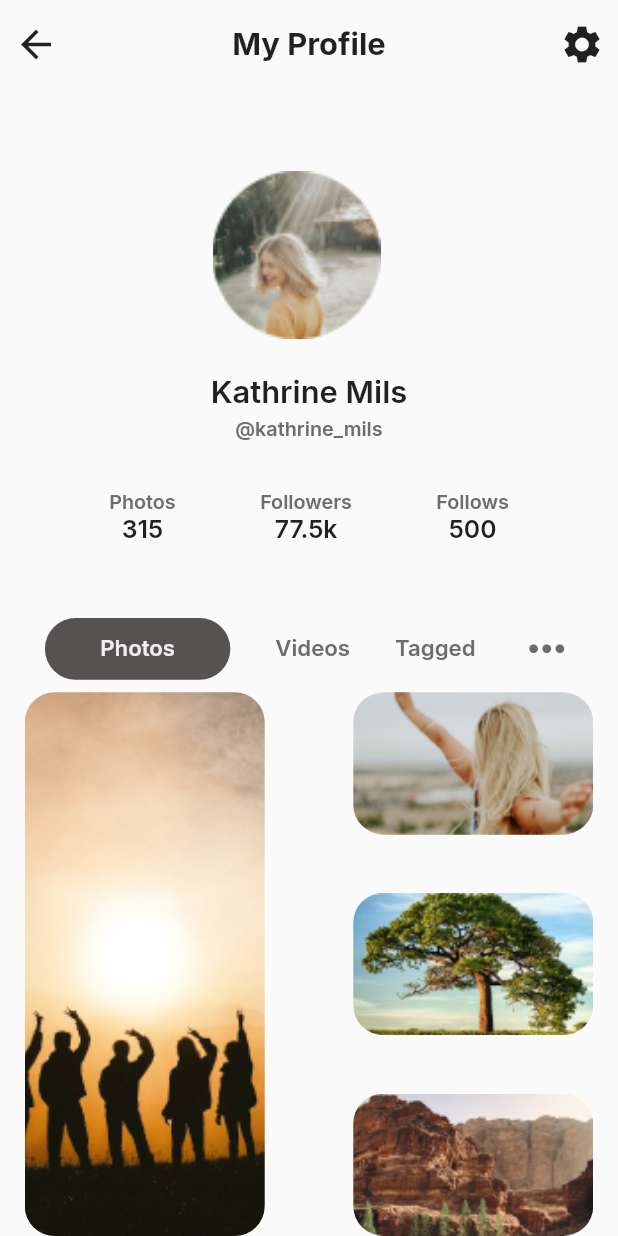
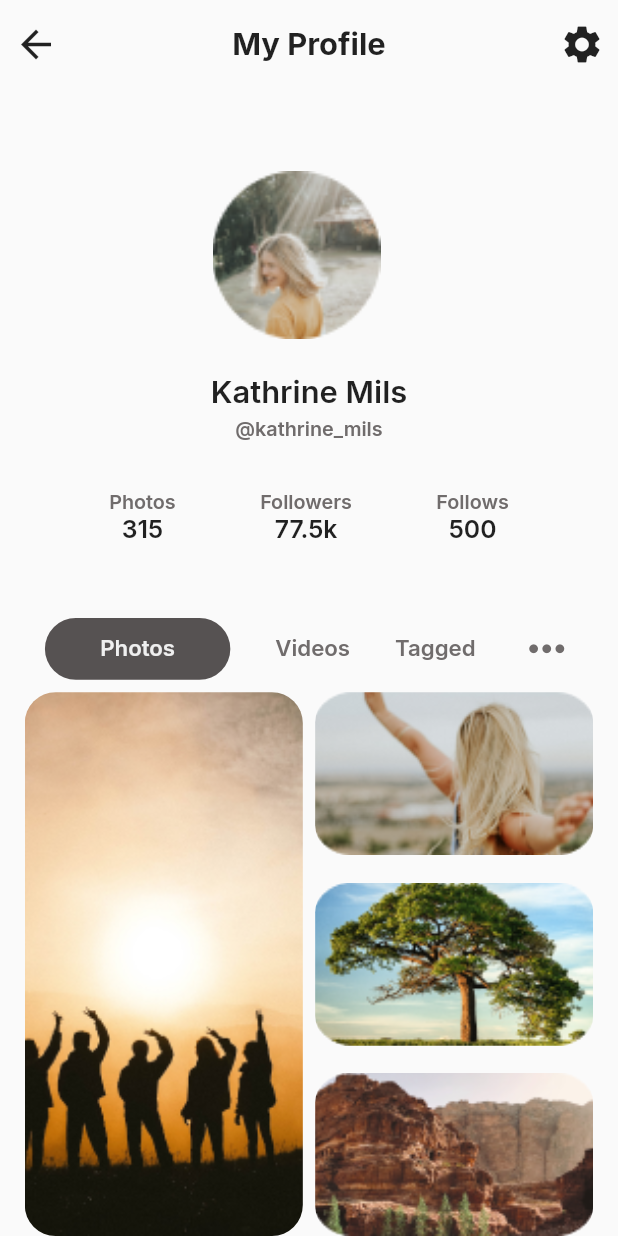
Before and after one commit to zeeshan564/flutter-interns-summers-23, a Flutter app: the FIA2ZeeshanProfileScreen screen opened directly, on a phone screen of 412 x 824 dp. Run offline on Flutter 3.47's test engine with Material 2 defaults, Android fonts, the phone set to English and light mode, and no system bars; our stand-ins replace flutter_svg, google_fonts.

Commit message:
Resolved Issues

```diff
--- a/lib/assesments/assessment_2/zeeshan/screens/fi_a2_zeeshan_add_screen.dart
+++ b/lib/assesments/assessment_2/zeeshan/screens/fi_a2_zeeshan_add_screen.dart
@@ -1,8 +1,8 @@
 import 'package:flutter/material.dart';
-import 'package:flutter_interns/assesments/assessment_2/zeeshan/utils/constants.dart';
+import 'package:flutter_interns/assesments/assessment_2/zeeshan/utils/fi_a2_zeeshan_constants.dart';
 
 class FIA2ZeeshanAddScreen extends StatelessWidget {
-    const FIA2ZeeshanAddScreen({ super.key });
+  const FIA2ZeeshanAddScreen({super.key});
 
   @override
   Widget build(BuildContext context) {
--- a/lib/assesments/assessment_2/zeeshan/screens/fi_a2_zeeshan_chat_screen.dart
+++ b/lib/assesments/assessment_2/zeeshan/screens/fi_a2_zeeshan_chat_screen.dart
@@ -1,5 +1,5 @@
 import 'package:flutter/material.dart';
-import 'package:flutter_interns/assesments/assessment_2/zeeshan/utils/constants.dart';
+import 'package:flutter_interns/assesments/assessment_2/zeeshan/utils/fi_a2_zeeshan_constants.dart';
 
 class FIA2ZeeshanChatScreen extends StatelessWidget {
   const FIA2ZeeshanChatScreen({super.key});
--- a/lib/assesments/assessment_2/zeeshan/screens/fi_a2_zeeshan_more_screen.dart
+++ b/lib/assesments/assessment_2/zeeshan/screens/fi_a2_zeeshan_more_screen.dart
@@ -1,5 +1,5 @@
 import 'package:flutter/material.dart';
-import 'package:flutter_interns/assesments/assessment_2/zeeshan/utils/constants.dart';
+import 'package:flutter_interns/assesments/assessment_2/zeeshan/utils/fi_a2_zeeshan_constants.dart';
 
 class FIA2ZeeshanMoreScreen extends StatelessWidget {
   const FIA2ZeeshanMoreScreen({super.key});
--- a/lib/assesments/assessment_2/zeeshan/screens/fi_a2_zeeshan_notification_screen.dart
+++ b/lib/assesments/assessment_2/zeeshan/screens/fi_a2_zeeshan_notification_screen.dart
@@ -1,5 +1,5 @@
 import 'package:flutter/material.dart';
-import 'package:flutter_interns/assesments/assessment_2/zeeshan/utils/constants.dart';
+import 'package:flutter_interns/assesments/assessment_2/zeeshan/utils/fi_a2_zeeshan_constants.dart';
 
 class FIA2ZeeshanNotificationScreen extends StatelessWidget {
   const FIA2ZeeshanNotificationScreen({super.key});
--- a/lib/assesments/assessment_2/zeeshan/screens/fi_a2_zeeshan_profile_screen.dart
+++ b/lib/assesments/assessment_2/zeeshan/screens/fi_a2_zeeshan_profile_screen.dart
@@ -1,7 +1,8 @@
 import 'package:flutter/material.dart';
 import 'package:flutter_interns/assesments/assessment_2/zeeshan/screens/fi_a2_zeeshan_more_screen.dart';
 import 'package:flutter_interns/assesments/assessment_2/zeeshan/screens/fi_a2_zeeshan_setting_screen.dart';
-import 'package:flutter_interns/assesments/assessment_2/zeeshan/utils/constants.dart';
+import 'package:flutter_interns/assesments/assessment_2/zeeshan/utils/fi_a2_zeeshan_constants.dart';
+import 'package:flutter_interns/assesments/assessment_2/zeeshan/utils/fi_a2_zeeshan_nav_functions.dart';
 import 'package:flutter_interns/assesments/assessment_2/zeeshan/widgets/design/fi_a2_zeeshan_profile_container.dart';
 
 class FIA2ZeeshanProfileScreen extends StatefulWidget {
@@ -15,81 +16,26 @@ class FIA2ZeeshanProfileScreen extends StatefulWidget {
 class _FIA2ZeeshanProfileScreenState extends State<FIA2ZeeshanProfileScreen> {
   @override
   void initState() {
-    selectedTab = {'Photos': photoTab(context)};
     super.initState();
+    selectedTab = {'Photos': const PhotoTab()};
   }
-
-  Widget photoTab(BuildContext context) => Container(
-      alignment: Alignment.center,
-      child: Row(
-        mainAxisAlignment: MainAxisAlignment.spaceBetween,
-        children: [
-          Container(
-            width: 160,
-            decoration: BoxDecoration(
-                borderRadius: BorderRadius.circular(20),
-                image: const DecorationImage(
-                    image: AssetImage('assets/fi-a2-zeeshan-photo1.png'),
-                    fit: BoxFit.cover)),
-          ),
-          Column(
-            mainAxisAlignment: MainAxisAlignment.spaceBetween,
-            children: [
-              for (int i = 2; i < 5; i++)
-                Container(
-                  height: 95,
-                  width: 160,
-                  decoration: BoxDecoration(
-                      borderRadius: BorderRadius.circular(20),
-                      image: DecorationImage(
-                          image: AssetImage('assets/fi-a2-zeeshan-photo$i.png'),
-                          fit: BoxFit.cover)),
-                ),
-            ],
-          )
-        ],
-      ));
-
-  Widget videoTab(BuildContext context) => Container(
-      alignment: Alignment.center,
-      child: Text(
-        'Video Tab',
-        style: TextStyle(
-          fontFamily: fontFamily,
-          fontWeight: FontWeight.w600,
-          fontSize: 15,
-          color: const Color.fromRGBO(112, 108, 108, 0.5),
-        ),
-      ));
-
-  Widget taggedTab(BuildContext context) => Container(
-      alignment: Alignment.center,
-      child: Text(
-        'Tagged Tab',
-        style: TextStyle(
-          fontFamily: fontFamily,
-          fontWeight: FontWeight.w600,
-          fontSize: 15,
-          color: const Color.fromRGBO(112, 108, 108, 0.5),
-        ),
-      ));
 
   Map<String, Widget>? selectedTab;
 
   @override
   Widget build(BuildContext context) {
-    var screen = MediaQuery.of(context).size;
+    final Size screen = MediaQuery.sizeOf(context);
 
-    Map<String, String> stats = {
+    final Map<String, String> stats = {
       'Photos': '315',
       'Followers': '77.5k',
       'Follows': '500'
     };
 
-    Map<String, Widget> tabBarItems = {
-      'Photos': photoTab(context),
-      'Videos': videoTab(context),
-      'Tagged': taggedTab(context),
+    final Map<String, Widget> tabBarItems = {
+      'Photos': const PhotoTab(),
+      'Videos': const VideoTab(),
+      'Tagged': const TaggedTab(),
       'More': const SizedBox(),
     };
 
@@ -103,20 +49,26 @@ class _FIA2ZeeshanProfileScreenState extends State<FIA2ZeeshanProfileScreen> {
                 mainAxisAlignment: MainAxisAlignment.spaceBetween,
                 children: [
                   IconButton(
-                          onPressed: () {
-                            Navigator.pop(context);
-                          },
-                          icon: const Icon(Icons.arrow_back, size: 30)),
-                      Text('My Profile',
+                    onPressed: () => Navigator.pop(context),
+                    icon: const Icon(Icons.arrow_back, size: 30),
+                  ),
+                  Text(
+                    'My Profile',
                     style: TextStyle(
                         fontFamily: fontFamily,
                         fontWeight: FontWeight.w700,
-                              fontSize: screen.height * 0.025)),
+                        fontSize: screen.height * 0.025),
+                  ),
                   IconButton(
-                          onPressed: () => _navigateToNextScreen(
-                              context, const FIA2ZeeshanSettingScreen()),
-                          icon: const Icon(Icons.settings, size: 30))
-                    ])),
+                    onPressed: () => navigateToNextScreen(
+                      context,
+                      const FIA2ZeeshanSettingScreen(),
+                    ),
+                    icon: const Icon(Icons.settings, size: 30),
+                  )
+                ],
+              ),
+            ),
             Expanded(
               flex: 6,
               child: Column(
@@ -125,18 +77,23 @@ class _FIA2ZeeshanProfileScreenState extends State<FIA2ZeeshanProfileScreen> {
                   FIA2ZeeshanProfileContainer(
                       image: 'girl1.png', height: screen.height * 0.15),
                   SizedBox(height: screen.height * 0.02),
-                    Text('Kathrine Mils',
+                  Text(
+                    'Kathrine Mils',
                     style: TextStyle(
                         fontFamily: fontFamily,
                         fontWeight: FontWeight.w600,
-                            fontSize: screen.height * 0.025)),
+                        fontSize: screen.height * 0.025),
+                  ),
                   SizedBox(height: screen.height * 0.005),
-                    Text('@kathrine_mils',
+                  Text(
+                    '@kathrine_mils',
                     style: TextStyle(
                       fontFamily: fontFamily,
                       fontWeight: FontWeight.w600,
                       fontSize: screen.height * 0.016,
-                            color: const Color.fromRGBO(112, 108, 108, 1))),
+                      color: const Color.fromRGBO(112, 108, 108, 1),
+                    ),
+                  ),
                   SizedBox(height: screen.height * 0.04),
                   Padding(
                     padding:
@@ -170,7 +127,8 @@ class _FIA2ZeeshanProfileScreenState extends State<FIA2ZeeshanProfileScreen> {
                     ),
                   )
                 ],
-                )),
+              ),
+            ),
             Expanded(
               flex: 7,
               child: Column(
@@ -180,11 +138,15 @@ class _FIA2ZeeshanProfileScreenState extends State<FIA2ZeeshanProfileScreen> {
                     children: tabBarItems.entries.map((tab) {
                       if (tab.key == 'More') {
                         return GestureDetector(
-                              onTap: () => _navigateToNextScreen(
-                                  context, const FIA2ZeeshanMoreScreen()),
-                              child: const Icon(Icons.more_horiz,
+                          onTap: () => navigateToNextScreen(
+                            context,
+                            const FIA2ZeeshanMoreScreen(),
+                          ),
+                          child: const Icon(
+                            Icons.more_horiz,
                             size: 35,
-                                  color: Color.fromRGBO(112, 108, 108, 1)),
+                            color: Color.fromRGBO(112, 108, 108, 1),
+                          ),
                         );
                       }
                       if (selectedTab!.entries.first.key == tab.key) {
@@ -193,17 +155,18 @@ class _FIA2ZeeshanProfileScreenState extends State<FIA2ZeeshanProfileScreen> {
                           width: screen.width * 0.30,
                           alignment: Alignment.center,
                           decoration: BoxDecoration(
-                                  color: color2,
-                                  borderRadius: BorderRadius.circular(
-                                      screen.height * 0.025)),
+                            color: navBarColor,
+                            borderRadius:
+                                BorderRadius.circular(screen.height * 0.025),
+                          ),
                           child: Text(
                             tab.key,
                             style: TextStyle(
                               fontFamily: fontFamily,
                               fontWeight: FontWeight.w600,
                               fontSize: screen.height * 0.018,
-                                    color:
-                                        const Color.fromRGBO(239, 239, 239, 1)),
+                              color: const Color.fromRGBO(239, 239, 239, 1),
+                            ),
                           ),
                         );
                       } else {
@@ -211,31 +174,112 @@ class _FIA2ZeeshanProfileScreenState extends State<FIA2ZeeshanProfileScreen> {
                           onTap: () => setState(() {
                             selectedTab = {tab.key: tab.value};
                           }),
-                                child: Text(tab.key,
+                          child: Text(
+                            tab.key,
                             style: TextStyle(
                               fontFamily: fontFamily,
                               fontWeight: FontWeight.w600,
                               fontSize: screen.height * 0.018,
-                                        color: const Color.fromRGBO(
-                                            112, 108, 108, 1))));
+                              color: const Color.fromRGBO(112, 108, 108, 1),
+                            ),
+                          ),
+                        );
                       }
-                        }).toList()),
+                    }).toList(),
+                  ),
                   SizedBox(height: screen.height * 0.01),
                   Expanded(
                     child: Padding(
                       padding:
                           EdgeInsets.symmetric(horizontal: screen.width * 0.04),
                       child: selectedTab!.entries.first.value,
-                    ))
+                    ),
+                  )
                 ],
-                )),
+              ),
+            ),
           ],
         ),
       ),
     );
   }
+}
 
-  void _navigateToNextScreen(BuildContext context, Widget screen) {
-    Navigator.of(context).push(MaterialPageRoute(builder: (context) => screen));
+class PhotoTab extends StatelessWidget {
+  const PhotoTab({super.key});
+
+  @override
+  Widget build(BuildContext context) {
+    final Size screen = MediaQuery.sizeOf(context);
+
+    return Container(
+        alignment: Alignment.center,
+        child: Row(
+          mainAxisAlignment: MainAxisAlignment.spaceBetween,
+          children: [
+            Container(
+              width: screen.width * 0.45,
+              decoration: BoxDecoration(
+                  borderRadius: BorderRadius.circular(screen.height * 0.025),
+                  image: const DecorationImage(
+                      image: AssetImage('assets/fi-a2-zeeshan-photo1.png'),
+                      fit: BoxFit.cover)),
+            ),
+            Column(
+              mainAxisAlignment: MainAxisAlignment.spaceBetween,
+              children: [
+                for (int i = 2; i < 5; i++)
+                  Container(
+                    height: screen.height * 0.132,
+                    width: screen.width * 0.45,
+                    decoration: BoxDecoration(
+                        borderRadius: BorderRadius.circular(20),
+                        image: DecorationImage(
+                            image:
+                                AssetImage('assets/fi-a2-zeeshan-photo$i.png'),
+                            fit: BoxFit.cover)),
+                  ),
+              ],
+            )
+          ],
+        ));
   }
 }
+
+class VideoTab extends StatelessWidget {
+  const VideoTab({super.key});
+
+  @override
+  Widget build(BuildContext context) {
+    return Container(
+        alignment: Alignment.center,
+        child: Text(
+          'Video Tab',
+          style: TextStyle(
+            fontFamily: fontFamily,
+            fontWeight: FontWeight.w600,
+            fontSize: 15,
+            color: const Color.fromRGBO(112, 108, 108, 0.5),
+          ),
+        ));
+  }
+}
+
+class TaggedTab extends StatelessWidget {
+  const TaggedTab({super.key});
+
+  @override
+  Widget build(BuildContext context) {
+    return Container(
+        alignment: Alignment.center,
+        child: Text(
+          'Tagged Tab',
+          style: TextStyle(
+            fontFamily: fontFamily,
+            fontWeight: FontWeight.w600,
+            fontSize: 15,
+            color: const Color.fromRGBO(112, 108, 108, 0.5),
+          ),
+        ));
+  }
+}
--- a/lib/assesments/assessment_2/zeeshan/screens/fi_a2_zeeshan_search_screen.dart
+++ b/lib/assesments/assessment_2/zeeshan/screens/fi_a2_zeeshan_search_screen.dart
@@ -1,5 +1,5 @@
 import 'package:flutter/material.dart';
-import 'package:flutter_interns/assesments/assessment_2/zeeshan/utils/constants.dart';
+import 'package:flutter_interns/assesments/assessment_2/zeeshan/utils/fi_a2_zeeshan_constants.dart';
 
 class FIA2ZeeshanSearchScreen extends StatelessWidget {
   const FIA2ZeeshanSearchScreen({super.key});
--- a/lib/assesments/assessment_2/zeeshan/screens/fi_a2_zeeshan_setting_screen.dart
+++ b/lib/assesments/assessment_2/zeeshan/screens/fi_a2_zeeshan_setting_screen.dart
@@ -1,5 +1,5 @@
 import 'package:flutter/material.dart';
-import 'package:flutter_interns/assesments/assessment_2/zeeshan/utils/constants.dart';
+import 'package:flutter_interns/assesments/assessment_2/zeeshan/utils/fi_a2_zeeshan_constants.dart';
 
 class FIA2ZeeshanSettingScreen extends StatelessWidget {
   const FIA2ZeeshanSettingScreen({super.key});
--- a/lib/assesments/assessment_2/zeeshan/utils/constants.dart
+++ /dev/null
@@ -1,11 +0,0 @@
-import 'package:flutter/material.dart';
-import 'package:google_fonts/google_fonts.dart';
-
-final fontFamily = GoogleFonts.inter().fontFamily;
-
-const primaryColor = Color.fromRGBO(250, 152, 132, 1);
-const secondaryColor = Color.fromRGBO(255, 255, 255, 1);
-const color1 = Color.fromRGBO(158, 152, 152, 1);
-const color2 = Color.fromRGBO(66, 61, 61, 0.89);
-
-const svgIcons = 'assets/svgs';
--- a/lib/assesments/assessment_2/zeeshan/widgets/core/fi_a2_zeeshan_button.dart
+++ b/lib/assesments/assessment_2/zeeshan/widgets/core/fi_a2_zeeshan_button.dart
@@ -1,5 +1,5 @@
 import 'package:flutter/material.dart';
-import 'package:flutter_interns/assesments/assessment_2/zeeshan/utils/constants.dart';
+import 'package:flutter_interns/assesments/assessment_2/zeeshan/utils/fi_a2_zeeshan_constants.dart';
 
 class FIA2ZeeshanButton extends StatelessWidget {
   final VoidCallback onPressed;
@@ -14,7 +14,7 @@ class FIA2ZeeshanButton extends StatelessWidget {
 
   @override
   Widget build(BuildContext context) {
-    var screen = MediaQuery.of(context).size;
+    final Size screen = MediaQuery.sizeOf(context);
 
     return GestureDetector(
       onTap: () => onPressed(),
@@ -25,7 +25,7 @@ class FIA2ZeeshanButton extends StatelessWidget {
           decoration: BoxDecoration(
             color: backgroundColor,
             borderRadius: BorderRadius.circular(screen.height * 0.1),
-            border: Border.all(color: color1, width: 1.5),
+            border: Border.all(color: borderColor, width: 1.5),
           ),
           child: child),
     );
--- a/lib/assesments/assessment_2/zeeshan/widgets/design/fi_a2_zeeshan_profile_container.dart
+++ b/lib/assesments/assessment_2/zeeshan/widgets/design/fi_a2_zeeshan_profile_container.dart
@@ -1,5 +1,5 @@
 import 'package:flutter/material.dart';
-import 'package:flutter_interns/assesments/assessment_2/zeeshan/utils/constants.dart';
+import 'package:flutter_interns/assesments/assessment_2/zeeshan/utils/fi_a2_zeeshan_constants.dart';
 
 class FIA2ZeeshanProfileContainer extends StatelessWidget {
   final String image;
@@ -13,7 +13,7 @@ class FIA2ZeeshanProfileContainer extends StatelessWidget {
 
   @override
   Widget build(BuildContext context) {
-    var screen = MediaQuery.of(context).size;
+    final Size screen = MediaQuery.sizeOf(context);
     return Container(
       height: height,
       width: height,
@@ -23,14 +23,18 @@ class FIA2ZeeshanProfileContainer extends StatelessWidget {
         border: Border.all(
             color: isBorderEnable ? primaryColor : Colors.transparent,
             width: screen.height * 0.004),
-          borderRadius: BorderRadius.circular(screen.height * 0.1)),
+        borderRadius: BorderRadius.circular(screen.height * 0.1),
+      ),
       child: CircleAvatar(
         backgroundColor: Colors.transparent,
         radius: screen.height * 0.05,
         child: Container(
           decoration: BoxDecoration(
             image: DecorationImage(
-                      image: AssetImage('assets/$image'), fit: BoxFit.cover)))),
+                image: AssetImage('assets/$image'), fit: BoxFit.cover),
+          ),
+        ),
+      ),
     );
   }
 }
```
Also changed, not shown: lib/assesments/assessment_2/zeeshan/screens/fi_a2_zeeshan_home_screen/fi_a2_zeeshan_home_screen.dart (+104 -52 lines), lib/assesments/assessment_2/zeeshan/screens/fi_a2_zeeshan_home_screen/widgets/_fi_a2_zeeshan_post_card.dart (+27 -13 lines), lib/assesments/assessment_2/zeeshan/screens/fi_a2_zeeshan_login_screen.dart (+7 -9 lines), lib/assesments/assessment_2/zeeshan/utils/fi_a2_zeeshan_constants.dart (added, +17 -0 lines), lib/assesments/assessment_2/zeeshan/utils/fi_a2_zeeshan_nav_functions.dart (added, +10 -0 lines). Lines whose indentation alone changed are shown as unchanged.
